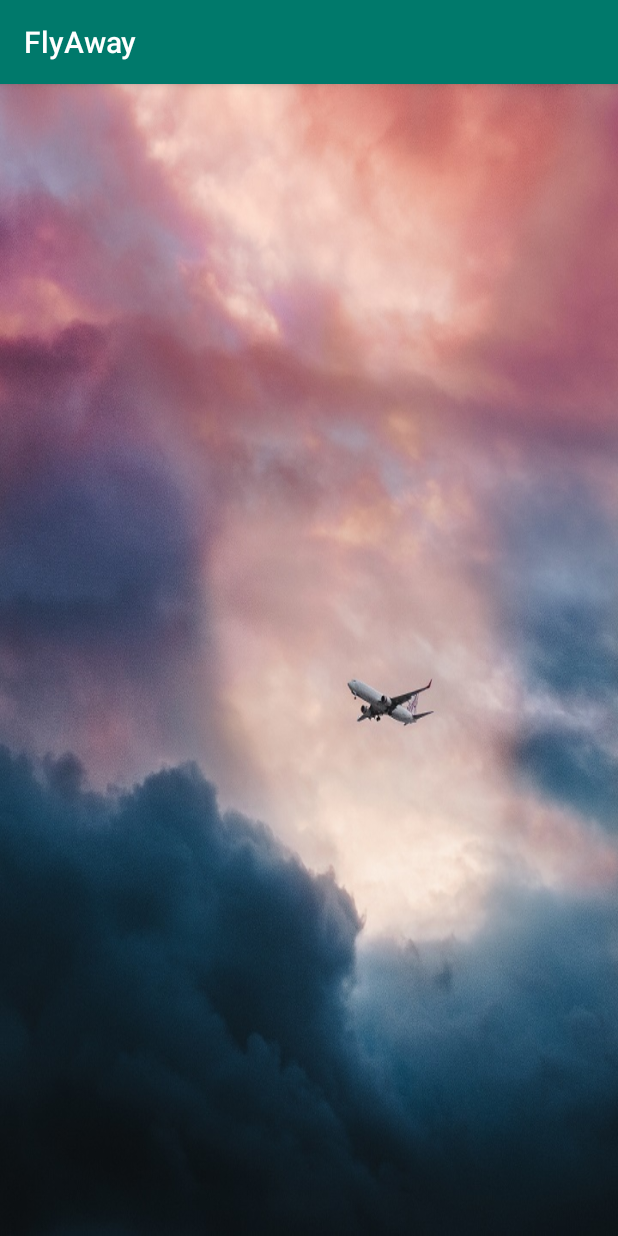
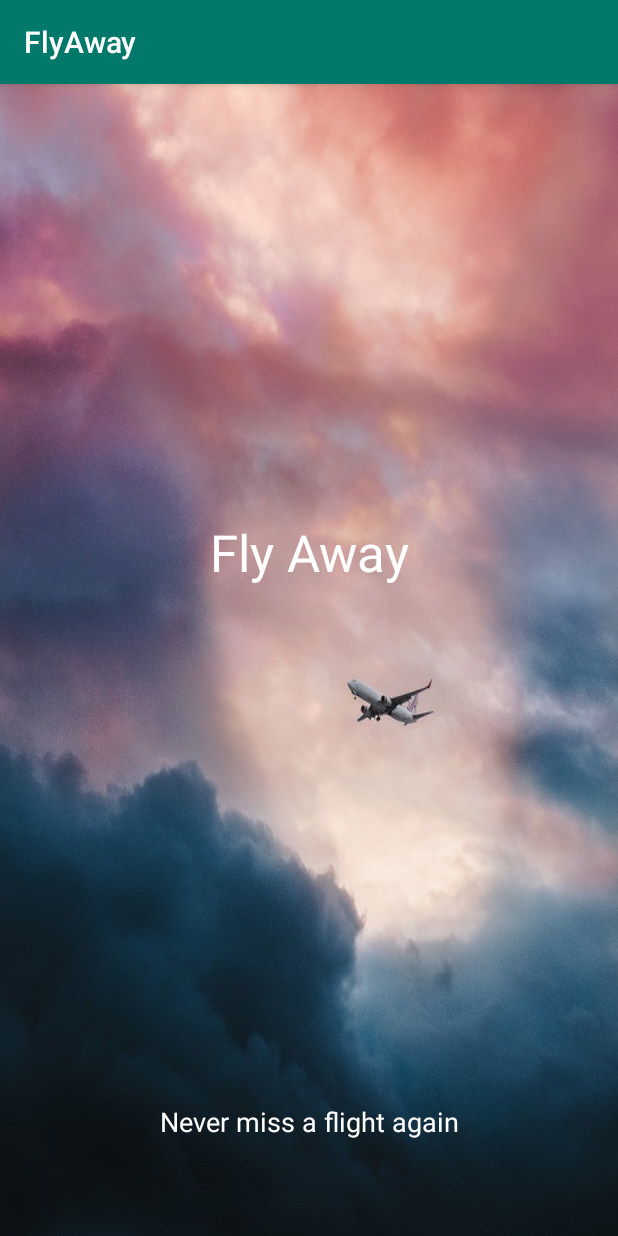
Before and after one commit to Sashen943/Fly-Away, an Android app: the SplashScreenActivity screen opened directly, with no data from a screen before it, on a phone screen of 412 x 824 dp. Run offline under Robolectric (Android 15) with nearby library versions, the light colour scheme and no system bars.

Commit message:
Fixes applied

```diff
--- a/app/src/main/AndroidManifest.xml
+++ b/app/src/main/AndroidManifest.xml
@@ -9,7 +9,7 @@
         android:roundIcon="@mipmap/ic_launcher_round"
         android:supportsRtl="true"
         android:theme="@style/AppTheme">
-        <activity android:name=".ViewModel.AddFlight.presentation.flight.add.AddFlight"></activity>
+        <activity android:name=".ViewModel.AddFlight.presentation.flight.add.AddFlightActivity"></activity>
         <activity android:name=".ViewModel.AddFlight.presentation.flight.details.FlightDetailsActivity"></activity>
         <activity android:name=".ViewModel.AddFlight.presentation.flight.list.FlightListActivity"></activity>
         <activity android:name=".ViewModel.AddFlight.presentation.flight.splash.SplashScreenActivity">
--- a/app/src/main/java/za/co/dvt/spillay/flyaway/ViewModel/AddFlight/presentation/flight/list/FlightListActivity.java
+++ b/app/src/main/java/za/co/dvt/spillay/flyaway/ViewModel/AddFlight/presentation/flight/list/FlightListActivity.java
@@ -15,7 +15,7 @@ import java.util.List;
 
 import za.co.dvt.spillay.flyaway.R;
 import za.co.dvt.spillay.flyaway.ViewModel.AddFlight.data.Flight;
-import za.co.dvt.spillay.flyaway.ViewModel.AddFlight.presentation.flight.add.AddFlight;
+import za.co.dvt.spillay.flyaway.ViewModel.AddFlight.presentation.flight.add.AddFlightActivity;
 import za.co.dvt.spillay.flyaway.ViewModel.AddFlight.presentation.flight.details.FlightDetailsActivity;
 
 public class FlightListActivity extends AppCompatActivity {
@@ -49,7 +49,7 @@ public class FlightListActivity extends AppCompatActivity {
         floatingActionButton.setOnClickListener(new View.OnClickListener() {
             @Override
             public void onClick(View v) {
-                startActivity(new Intent(FlightListActivity.this, AddFlight.class));
+                startActivity(new Intent(FlightListActivity.this, AddFlightActivity.class));
             }
         });
     }
--- a/app/src/main/java/za/co/dvt/spillay/flyaway/ViewModel/AddFlight/presentation/flight/splash/SplashScreenActivity.java
+++ b/app/src/main/java/za/co/dvt/spillay/flyaway/ViewModel/AddFlight/presentation/flight/splash/SplashScreenActivity.java
@@ -26,7 +26,7 @@ public class SplashScreenActivity extends AppCompatActivity {
                 changeScreen();
                 finish();
             }
-        }, 5000);
+        }, 3000);
     }
 
     public void changeScreen() {
--- a/app/src/main/res/layout/activity_add_flight.xml
+++ b/app/src/main/res/layout/activity_add_flight.xml
@@ -4,7 +4,7 @@
     xmlns:tools="http://schemas.android.com/tools"
     android:layout_width="match_parent"
     android:layout_height="match_parent"
-    tools:context=".ViewModel.AddFlight.presentation.flight.add.AddFlight">
+    tools:context=".ViewModel.AddFlight.presentation.flight.add.AddFlightActivity">
 
     <ScrollView
         android:id="@+id/flight_input_scrollview"
@@ -102,7 +102,7 @@
                 app:layout_constraintTop_toBottomOf="@+id/txt_flight_from" />
 
             <Button
-                android:id="@+id/btn_add"
+                android:id="@+id/add_button"
                 style="@style/Widget.AppCompat.Button.Borderless"
                 android:layout_width="match_parent"
                 android:layout_height="wrap_content"
--- a/app/src/main/res/layout/activity_splash_screen.xml
+++ b/app/src/main/res/layout/activity_splash_screen.xml
@@ -1,27 +1,43 @@
 <?xml version="1.0" encoding="utf-8"?>
 <android.support.constraint.ConstraintLayout xmlns:android="http://schemas.android.com/apk/res/android"
     xmlns:app="http://schemas.android.com/apk/res-auto"
-    android:id="@+id/bac"
+    xmlns:tools="http://schemas.android.com/tools"
 
     android:layout_width="match_parent"
     android:layout_height="match_parent"
     android:background="@drawable/app_background">
 
     <TextView
-        android:id="@+id/textView"
-        android:layout_width="0dp"
+        android:id="@+id/textview_title"
+        android:layout_width="395dp"
         android:layout_height="wrap_content"
-        android:layout_marginBottom="8dp"
+        android:layout_marginBottom="64dp"
         android:layout_marginEnd="8dp"
         android:layout_marginStart="8dp"
         android:layout_marginTop="8dp"
+        android:text="@string/splash_title"
         android:textAlignment="center"
-        android:textAppearance="@android:style/TextAppearance.Material.Display2"
-        android:textColor="@android:color/white"
+        android:textAppearance="@android:style/TextAppearance.Material.Display1"
+        android:textColor="@color/cardview_light_background"
+        android:visibility="visible"
+        app:layout_constraintBottom_toTopOf="@+id/textview_subtitle"
+        app:layout_constraintEnd_toEndOf="parent"
+        app:layout_constraintHorizontal_bias="0.5"
+        app:layout_constraintStart_toStartOf="parent"
+        app:layout_constraintTop_toTopOf="parent"
+        tools:text="Fly Away" />
+
+    <TextView
+        android:id="@+id/textview_subtitle"
+        android:layout_width="wrap_content"
+        android:layout_height="wrap_content"
+        android:layout_marginBottom="64dp"
+        android:layout_marginEnd="8dp"
+        android:layout_marginStart="8dp"
+        android:text="@string/splash_subtitle"
+        android:textAppearance="@android:style/TextAppearance.Material.Medium"
+        android:textColor="@color/cardview_light_background"
         app:layout_constraintBottom_toBottomOf="parent"
         app:layout_constraintEnd_toEndOf="parent"
-        app:layout_constraintHorizontal_bias="0.0"
-        app:layout_constraintStart_toStartOf="parent"
-        app:layout_constraintTop_toTopOf="parent"
-        app:layout_constraintVertical_bias="0.401" />
+        app:layout_constraintStart_toStartOf="parent" />
 </android.support.constraint.ConstraintLayout>
--- a/app/src/main/res/values/strings.xml
+++ b/app/src/main/res/values/strings.xml
@@ -12,4 +12,6 @@
     <string name="flight_from">Johannesburg</string>
     <string name="flight_to">Durban</string>
     <string name="add_button">Add</string>
+    <string name="splash_title">Fly Away</string>
+    <string name="splash_subtitle">Never miss a flight again</string>
 </resources>
```
Also changed, not shown: app/src/main/java/za/co/dvt/spillay/flyaway/ViewModel/AddFlight/presentation/flight/add/AddFlightActivity.java (renamed from app/src/main/java/za/co/dvt/spillay/flyaway/ViewModel/AddFlight/presentation/flight/add/AddFlight.java, +4 -4 lines), app/src/main/res/drawable/ic_add_white_24dp.xml (+6 -6 lines), app/src/main/res/layout/activity_flight_list.xml (+4 -4 lines).
